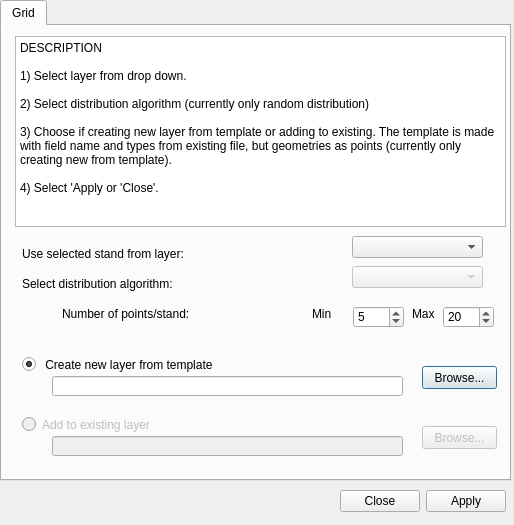
The window that stand_browser_toolboxwidget_base.ui (homann/stand-browser) describes before a commit, drawn with Qt 5.
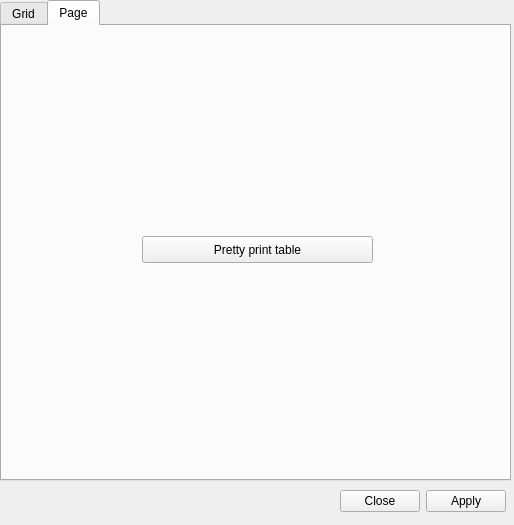
The same window after the commit. The open tabs and pages were chosen to show the change.

```diff
--- a/stand_browser_toolboxwidget_base.ui
+++ b/stand_browser_toolboxwidget_base.ui
@@ -264,6 +264,24 @@
      </property>
     </widget>
    </widget>
+   <widget class="QWidget" name="tabPrint">
+    <attribute name="title">
+     <string>Page</string>
+    </attribute>
+    <widget class="QPushButton" name="pushButton">
+     <property name="geometry">
+      <rect>
+       <x>140</x>
+       <y>210</y>
+       <width>231</width>
+       <height>27</height>
+      </rect>
+     </property>
+     <property name="text">
+      <string>Pretty print table</string>
+     </property>
+    </widget>
+   </widget>
   </widget>
   <widget class="QDialogButtonBox" name="bbDialog">
    <property name="geometry">
```
